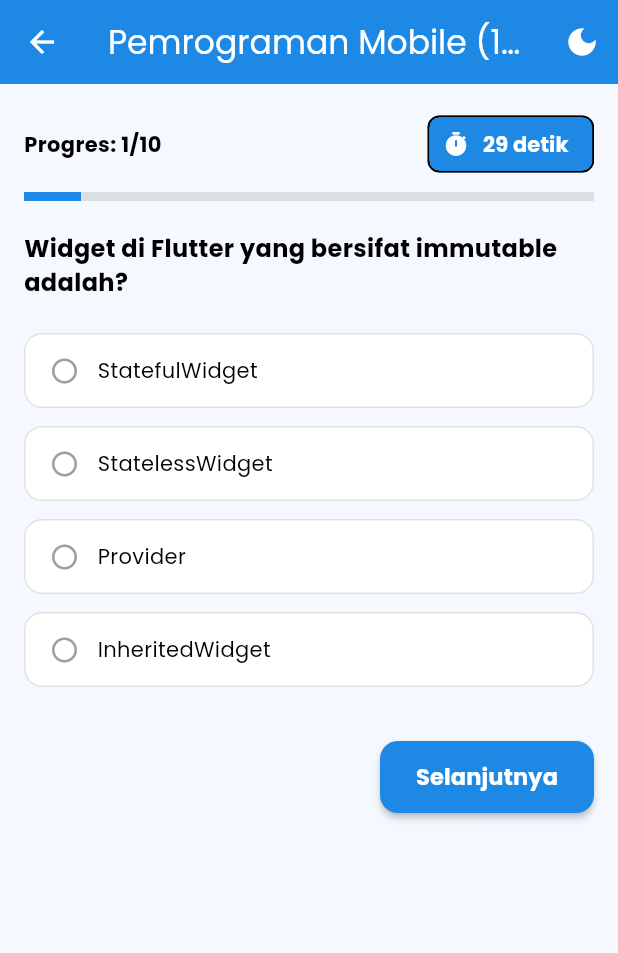
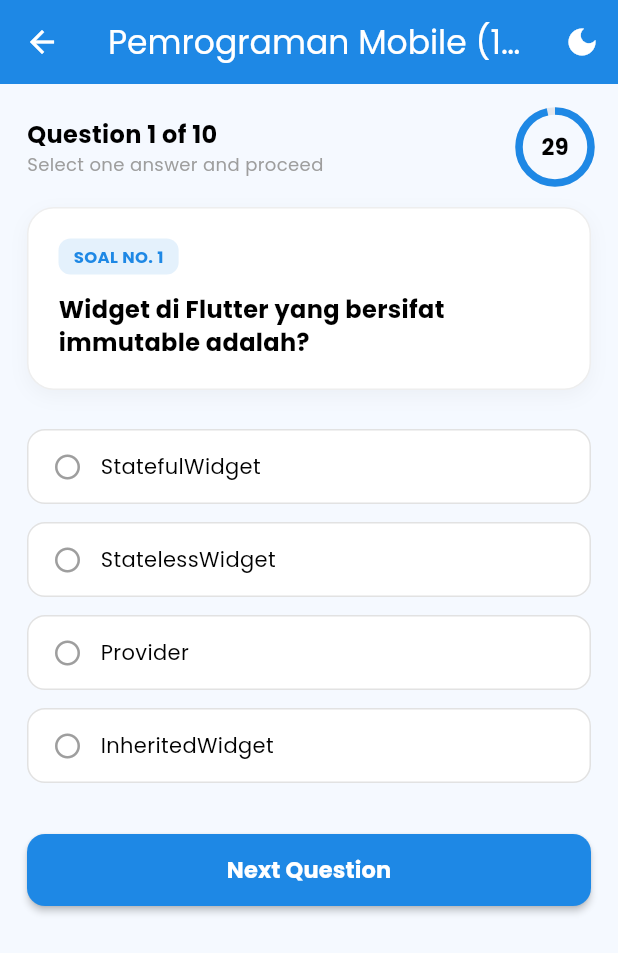
Before and after one commit to ysjltaa/quizly, a Flutter app: the QuizScreen screen opened directly with sample values from the repository, on a phone screen of 412 x 824 dp. Shown: the top 953 px of the screen. Run offline on Flutter 3.47's test engine with Material 3 defaults, Android fonts, the phone set to English and light mode, and no system bars; our stand-ins replace google_fonts, image_picker.

Commit message:
Refactor QuizScreen layout and timer logic
Refactor QuizScreen layout and improve timer handling.

```diff
--- a/lib/screens/quiz_screen.dart
+++ b/lib/screens/quiz_screen.dart
@@ -12,7 +12,13 @@
   final VoidCallback toggleTheme;
   final bool isDarkMode;
 
-  const QuizScreen({Key? key, required this.subject, required this.userName, required this.toggleTheme, required this.isDarkMode}) : super(key: key);
+  const QuizScreen({
+    Key? key,
+    required this.subject,
+    required this.userName,
+    required this.toggleTheme,
+    required this.isDarkMode,
+  }) : super(key: key);
 
   @override
   State<QuizScreen> createState() => _QuizScreenState();
@@ -20,6 +26,8 @@
 
 class _QuizScreenState extends State<QuizScreen> {
   int _currentIndex = 0;
+
+  // State Management: Menyimpan progres jawaban pengguna agar tidak hilang saat rotasi/pindah halaman
   final Map<int, int> _selectedAnswers = {};
 
   Timer? _timer;
@@ -35,12 +43,14 @@
     _timer?.cancel();
     _secondsLeft = 30;
     _timer = Timer.periodic(const Duration(seconds: 1), (timer) {
+      if (mounted) {
         if (_secondsLeft > 0) {
           setState(() {
             _secondsLeft--;
           });
         } else {
           _nextQuestion();
+        }
       }
     });
   }
@@ -83,11 +93,20 @@
     final shouldPop = await showDialog<bool>(
       context: context,
       builder: (context) => AlertDialog(
-        title: const Text("Konfirmasi Keluar"),
-        content: const Text("Apakah Anda ingin keluar? Jawaban yang telah diisi akan terhapus dan kuis diulang dari awal."),
+        title: const Text("Exit Quiz?"),
+        content: const Text("Your current quiz attempt will be ended and submitted with existing answers."),
         actions: [
-          TextButton(onPressed: () => Navigator.of(context).pop(false), child: const Text("Batal")),
-          TextButton(onPressed: () => Navigator.of(context).pop(true), child: const Text("Keluar", style: TextStyle(color: Colors.red))),
+          TextButton(
+            onPressed: () => Navigator.of(context).pop(false),
+            child: const Text("Cancel"),
+          ),
+          TextButton(
+            onPressed: () {
+              _timer?.cancel();
+              _finishQuiz(); // Menyerahkan progres jawaban yang sudah terisi saat ini
+            },
+            child: const Text("Submit & Exit", style: TextStyle(color: Colors.redAccent)),
+          ),
         ],
       ),
     );
@@ -97,6 +116,8 @@
   @override
   Widget build(BuildContext context) {
     final Question currentQuestion = widget.subject.questions[_currentIndex];
+    final isDark = widget.isDarkMode;
+    final primaryColor = Theme.of(context).primaryColor;
 
     return WillPopScope(
       onWillPop: _onWillPop,
@@ -104,36 +125,97 @@
         appBar: AppBar(
           title: Text("${widget.subject.title} (${_currentIndex + 1}/10)"),
           actions: [
-            IconButton(icon: Icon(widget.isDarkMode ? Icons.light_mode : Icons.dark_mode), onPressed: widget.toggleTheme),
+            IconButton(
+              icon: Icon(isDark ? Icons.light_mode : Icons.dark_mode),
+              onPressed: widget.toggleTheme,
+            ),
           ],
         ),
         body: SafeArea(
           child: SingleChildScrollView(
-            padding: const EdgeInsets.all(16.0),
+            padding: const EdgeInsets.all(18.0),
             child: Column(
               crossAxisAlignment: CrossAxisAlignment.stretch,
               children: [
+                // Visual Dynamic Timer & Soal Indicator
                 Row(
                   mainAxisAlignment: MainAxisAlignment.spaceBetween,
                   children: [
-                    Text("Progres: ${_currentIndex + 1}/10", style: const TextStyle(fontWeight: FontWeight.bold)),
-                    Chip(
-                      avatar: const Icon(Icons.timer, size: 18, color: Colors.white),
-                      label: Text("$_secondsLeft detik", style: const TextStyle(color: Colors.white, fontWeight: FontWeight.bold)),
-                      backgroundColor: _secondsLeft <= 5 ? Colors.red : Theme.of(context).primaryColor,
+                    Column(
+                      crossAxisAlignment: CrossAxisAlignment.start,
+                      children: [
+                        Text(
+                          "Question ${_currentIndex + 1} of 10",
+                          style: const TextStyle(fontWeight: FontWeight.bold, fontSize: 16),
+                        ),
+                        const Text("Select one answer and proceed", style: TextStyle(color: Colors.grey, fontSize: 12)),
+                      ],
+                    ),
+                    Stack(
+                      alignment: Alignment.center,
+                      children: [
+                        SizedBox(
+                          width: 48,
+                          height: 48,
+                          child: CircularProgressIndicator(
+                            value: _secondsLeft / 30,
+                            strokeWidth: 5,
+                            backgroundColor: Colors.grey.withOpacity(0.2),
+                            valueColor: AlwaysStoppedAnimation<Color>(
+                              _secondsLeft <= 5 ? Colors.redAccent : primaryColor,
+                            ),
+                          ),
+                        ),
+                        Text(
+                          "$_secondsLeft",
+                          style: TextStyle(
+                            fontWeight: FontWeight.bold,
+                            fontSize: 15,
+                            color: _secondsLeft <= 5 ? Colors.redAccent : null,
+                          ),
                         ),
                       ],
                     ),
-                const SizedBox(height: 8),
-                LinearProgressIndicator(
-                  value: (_currentIndex + 1) / widget.subject.questions.length,
-                  backgroundColor: Colors.grey.withOpacity(0.3),
-                  valueColor: AlwaysStoppedAnimation<Color>(Theme.of(context).primaryColor),
-                  minHeight: 6,
+                  ],
+                ),
+                const SizedBox(height: 16),
+
+                // Floating Card Soal
+                Container(
+                  padding: const EdgeInsets.all(20),
+                  decoration: BoxDecoration(
+                    color: isDark ? const Color(0xFF1E293B) : Colors.white,
+                    borderRadius: BorderRadius.circular(18),
+                    border: Border.all(color: isDark ? Colors.white12 : Colors.grey.shade200),
+                    boxShadow: [
+                      BoxShadow(color: Colors.black.withOpacity(0.04), blurRadius: 10, offset: const Offset(0, 4)),
+                    ],
+                  ),
+                  child: Column(
+                    crossAxisAlignment: CrossAxisAlignment.start,
+                    children: [
+                      Container(
+                        padding: const EdgeInsets.symmetric(horizontal: 10, vertical: 4),
+                        decoration: BoxDecoration(
+                          color: primaryColor.withOpacity(0.12),
+                          borderRadius: BorderRadius.circular(8),
+                        ),
+                        child: Text(
+                          "SOAL NO. ${_currentIndex + 1}",
+                          style: TextStyle(color: primaryColor, fontWeight: FontWeight.bold, fontSize: 11),
+                        ),
+                      ),
+                      const SizedBox(height: 12),
+                      Text(
+                        currentQuestion.questionText,
+                        style: const TextStyle(fontSize: 16, fontWeight: FontWeight.bold, height: 1.4),
+                      ),
+                    ],
+                  ),
                 ),
                 const SizedBox(height: 20),
-                Text(currentQuestion.questionText, style: const TextStyle(fontSize: 16, fontWeight: FontWeight.bold)),
-                const SizedBox(height: 16),
+
+                // Pilihan Jawaban (Hanya Maju, Tidak Bisa Kembali)
                 ...List.generate(currentQuestion.options.length, (index) {
                   return OptionCard(
                     optionText: currentQuestion.options[index],
@@ -145,30 +227,17 @@
                     },
                   );
                 }),
-                const SizedBox(height: 30),
-                Row(
-                  mainAxisAlignment: MainAxisAlignment.spaceBetween,
-                  children: [
-                    if (_currentIndex > 0)
-                      OutlinedButton.icon(
-                        onPressed: () {
-                          setState(() {
-                            _currentIndex--;
-                          });
-                          _startTimer();
-                        },
-                        icon: const Icon(Icons.arrow_back),
-                        label: const Text("Sebelumnya"),
-                      )
-                    else
-                      const SizedBox.shrink(),
-                    CustomButton(
-                      text: _currentIndex == widget.subject.questions.length - 1 ? "Selesai" : "Selanjutnya",
+                const SizedBox(height: 28),
+
+                // Tombol aksi tunggal (Tanpa Tombol Previous)
+                SizedBox(
+                  width: double.infinity,
+                  child: CustomButton(
+                    text: _currentIndex == widget.subject.questions.length - 1 ? "Finish Quiz" : "Next Question",
                     onPressed: () {
                       _nextQuestion();
                     },
                   ),
-                  ],
                 ),
               ],
             ),
```
Lines whose indentation alone changed are shown as unchanged.
